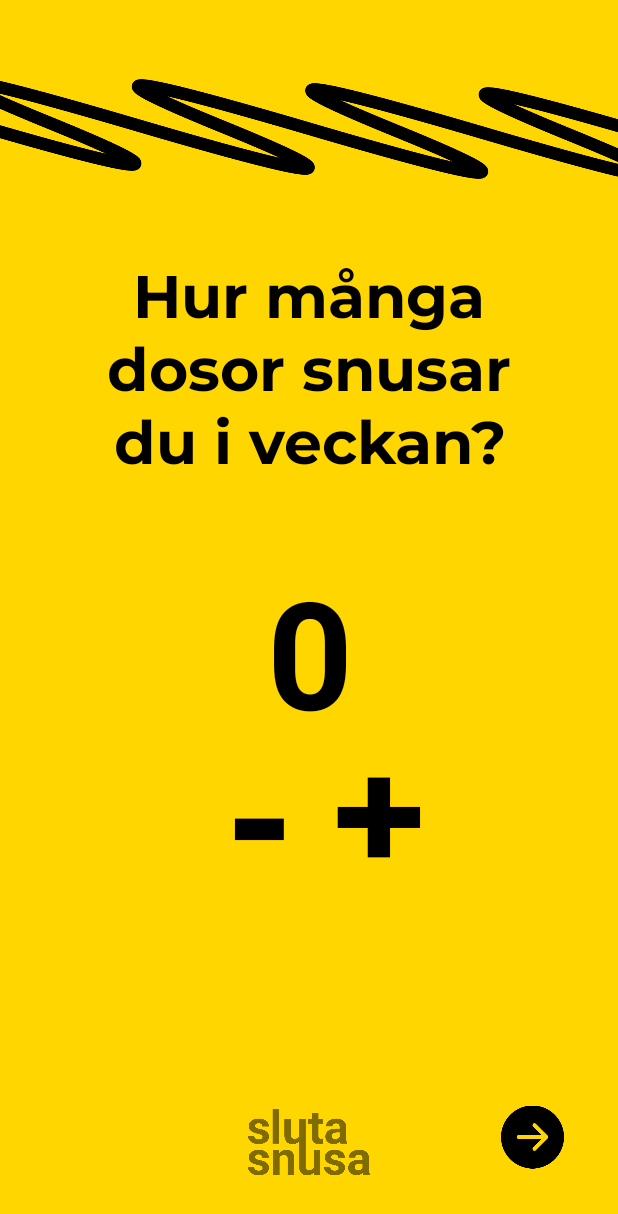
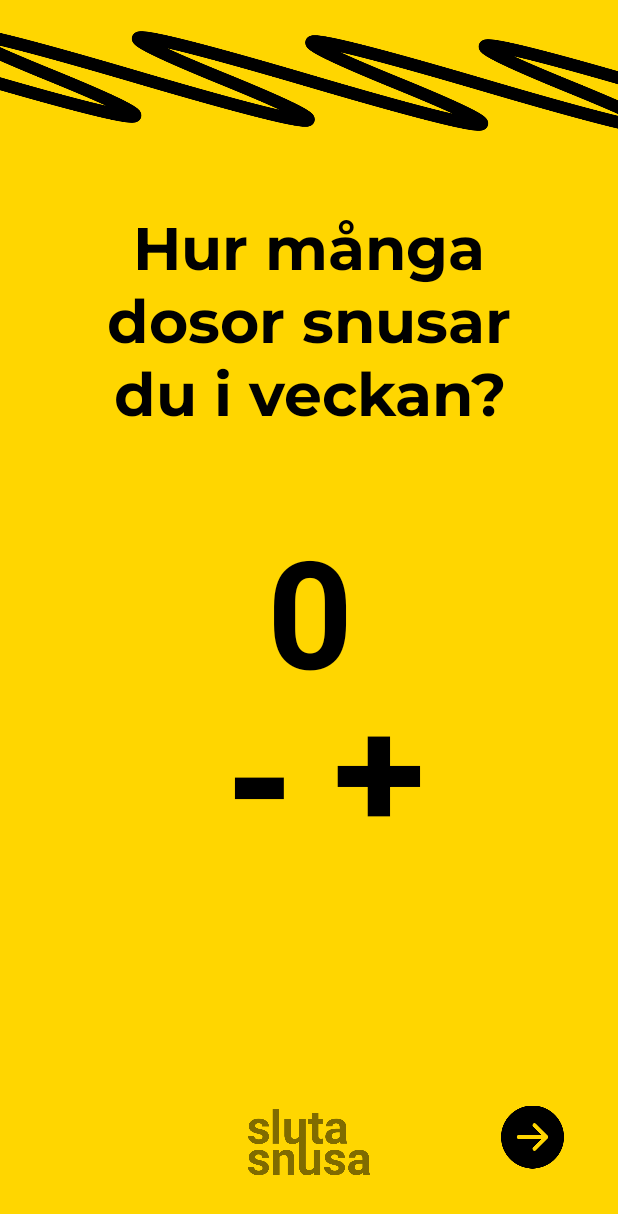
Before and after one commit to oskla/SlutaSnusa2, an Android app: the layout fragment_unit.xml on its own in the app's theme, with its tools: preview values and no code run, on a phone screen of 412 x 824 dp. Shown: the top 1214 px of the screen. Run offline under Robolectric (Android 15) with nearby library versions, the phone set to English and light mode, and no system bars.

Commit message:
Ui UnitFragment update
Co-Authored-By: Johan Näsvall <89924287+nasvalljohan@users.noreply.github.com>

```diff
--- a/app/src/main/res/layout/fragment_unit.xml
+++ b/app/src/main/res/layout/fragment_unit.xml
@@ -87,10 +87,10 @@
         android:id="@+id/imageView3"
         android:layout_width="700dp"
         android:layout_height="100dp"
-        android:layout_marginTop="36dp"
+        android:layout_marginTop="4dp"
         android:src="@drawable/path"
         app:layout_constraintEnd_toEndOf="parent"
-        app:layout_constraintHorizontal_bias="0.5"
+        app:layout_constraintHorizontal_bias="0.501"
         app:layout_constraintStart_toStartOf="parent"
         app:layout_constraintTop_toTopOf="parent" />
 
```
